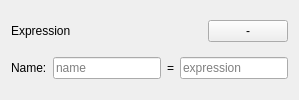
Old version of the form spicetools/bench/expr.ui in the repository mdavidsaver/spicetools.
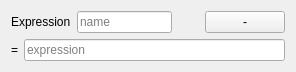
New version of the form.

Commit message: better layout

```diff
--- a/spicetools/bench/expr.ui
+++ b/spicetools/bench/expr.ui
@@ -2,6 +2,14 @@
 <ui version="4.0">
  <class>Expr</class>
  <widget class="QWidget" name="Expr">
+  <property name="geometry">
+   <rect>
+    <x>0</x>
+    <y>0</y>
+    <width>296</width>
+    <height>61</height>
+   </rect>
+  </property>
   <property name="sizePolicy">
    <sizepolicy hsizetype="Preferred" vsizetype="Fixed">
     <horstretch>0</horstretch>
@@ -16,17 +24,31 @@
     <layout class="QHBoxLayout" name="horizontalLayout_2">
      <item>
       <widget class="QLabel" name="label">
-       <property name="sizePolicy">
-        <sizepolicy hsizetype="Expanding" vsizetype="Preferred">
-         <horstretch>0</horstretch>
-         <verstretch>0</verstretch>
-        </sizepolicy>
-       </property>
        <property name="text">
         <string>Expression</string>
        </property>
       </widget>
      </item>
+     <item>
+      <widget class="QLineEdit" name="name">
+       <property name="placeholderText">
+        <string>name</string>
+       </property>
+      </widget>
+     </item>
+     <item>
+      <spacer name="horizontalSpacer">
+       <property name="orientation">
+        <enum>Qt::Horizontal</enum>
+       </property>
+       <property name="sizeHint" stdset="0">
+        <size>
+         <width>40</width>
+         <height>20</height>
+        </size>
+       </property>
+      </spacer>
+     </item>
      <item>
       <widget class="QPushButton" name="btnDel">
        <property name="text">
@@ -38,20 +60,6 @@
    </item>
    <item>
     <layout class="QHBoxLayout" name="horizontalLayout">
-     <item>
-      <widget class="QLabel" name="label_2">
-       <property name="text">
-        <string>Name:</string>
-       </property>
-      </widget>
-     </item>
-     <item>
-      <widget class="QLineEdit" name="name">
-       <property name="placeholderText">
-        <string>name</string>
-       </property>
-      </widget>
-     </item>
      <item>
       <widget class="QLabel" name="label_3">
        <property name="text">
```
The commit also changes 5 other files.
